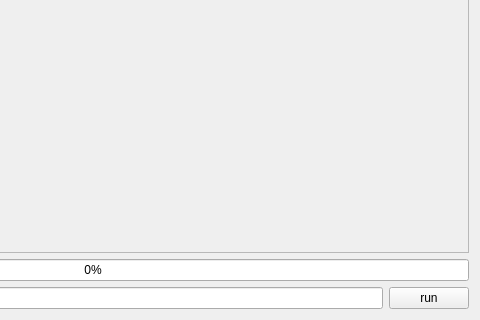
The window that copaspedia.ui (selesdepselesnul/copas_pedia) describes before a commit, drawn with Qt 5; both pictures show x 294 to 774 and y 93 to 413 of the 774 by 413 pixel window.
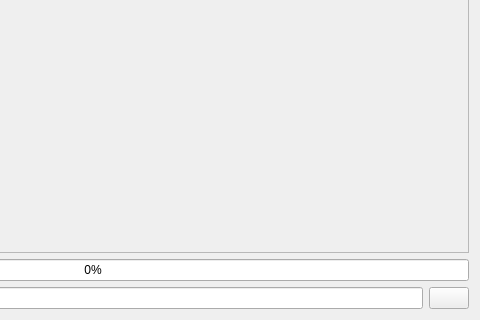
The same window after the commit.

Diff of the .ui file:
```diff
--- a/copaspedia.ui
+++ b/copaspedia.ui
@@ -76,7 +76,7 @@
    <item row="2" column="4">
     <widget class="QPushButton" name="run_push_button">
      <property name="text">
-      <string>run</string>
+      <string/>
      </property>
     </widget>
    </item>
```
Left out of the diff: 3 changed lines with no effect on the pictures.
